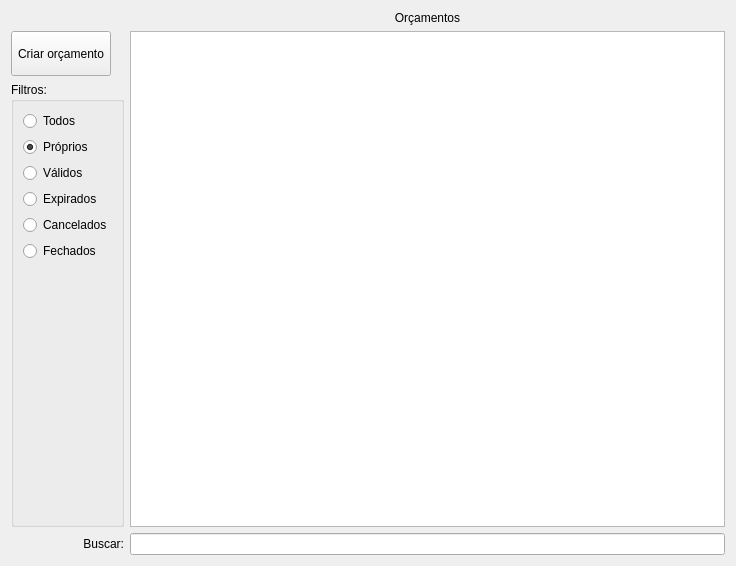
This is ui/widgetorcamento.ui in lellisls/ERP-STACCATO as Qt 5 draws it before an edit. The edited form follows.
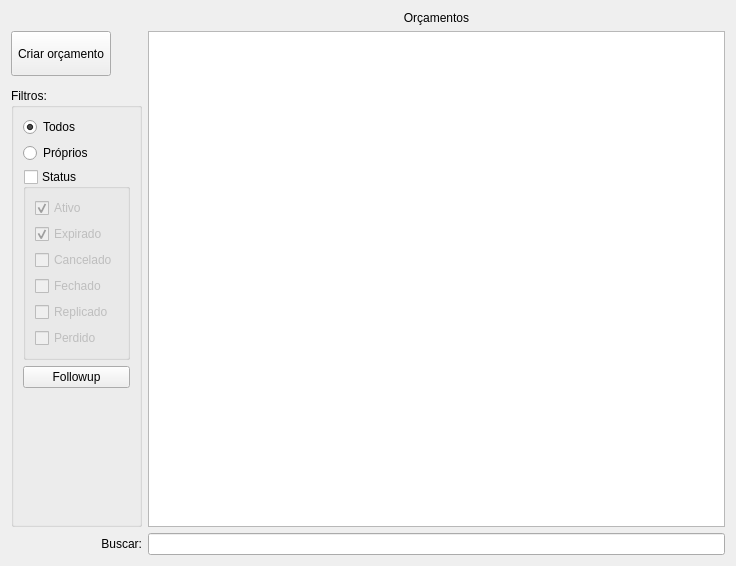
This is the edited form. Custom widgets are drawn as their Qt base class.

```diff
--- a/ui/widgetorcamento.ui
+++ b/ui/widgetorcamento.ui
@@ -14,6 +14,163 @@
    <string>Form</string>
   </property>
   <layout class="QGridLayout" name="gridLayout">
+   <item row="3" column="0">
+    <widget class="QGroupBox" name="groupBox_2">
+     <property name="enabled">
+      <bool>true</bool>
+     </property>
+     <property name="sizePolicy">
+      <sizepolicy hsizetype="Minimum" vsizetype="Preferred">
+       <horstretch>0</horstretch>
+       <verstretch>0</verstretch>
+      </sizepolicy>
+     </property>
+     <property name="title">
+      <string>Filtros:</string>
+     </property>
+     <layout class="QGridLayout" name="gridLayout_9">
+      <item row="1" column="0">
+       <widget class="QRadioButton" name="radioButtonProprios">
+        <property name="enabled">
+         <bool>true</bool>
+        </property>
+        <property name="text">
+         <string>Próprios</string>
+        </property>
+        <property name="checked">
+         <bool>false</bool>
+        </property>
+       </widget>
+      </item>
+      <item row="0" column="0">
+       <widget class="QRadioButton" name="radioButtonTodos">
+        <property name="enabled">
+         <bool>true</bool>
+        </property>
+        <property name="text">
+         <string>Todos</string>
+        </property>
+        <property name="checked">
+         <bool>true</bool>
+        </property>
+       </widget>
+      </item>
+      <item row="7" column="0">
+       <spacer name="verticalSpacer_2">
+        <property name="orientation">
+         <enum>Qt::Vertical</enum>
+        </property>
+        <property name="sizeHint" stdset="0">
+         <size>
+          <width>20</width>
+          <height>309</height>
+         </size>
+        </property>
+       </spacer>
+      </item>
+      <item row="5" column="0">
+       <widget class="QGroupBox" name="groupBoxStatus">
+        <property name="title">
+         <string>Status</string>
+        </property>
+        <property name="checkable">
+         <bool>true</bool>
+        </property>
+        <property name="checked">
+         <bool>false</bool>
+        </property>
+        <layout class="QGridLayout" name="gridLayout_2">
+         <item row="1" column="0">
+          <widget class="QCheckBox" name="checkBoxExpirado">
+           <property name="enabled">
+            <bool>true</bool>
+           </property>
+           <property name="text">
+            <string>Expirado</string>
+           </property>
+           <property name="checked">
+            <bool>true</bool>
+           </property>
+          </widget>
+         </item>
+         <item row="4" column="0">
+          <widget class="QCheckBox" name="checkBoxReplicado">
+           <property name="enabled">
+            <bool>true</bool>
+           </property>
+           <property name="text">
+            <string>Replicado</string>
+           </property>
+           <property name="checked">
+            <bool>false</bool>
+           </property>
+          </widget>
+         </item>
+         <item row="3" column="0">
+          <widget class="QCheckBox" name="checkBoxFechado">
+           <property name="enabled">
+            <bool>true</bool>
+           </property>
+           <property name="text">
+            <string>Fechado</string>
+           </property>
+           <property name="checked">
+            <bool>false</bool>
+           </property>
+          </widget>
+         </item>
+         <item row="0" column="0">
+          <widget class="QCheckBox" name="checkBoxValido">
+           <property name="enabled">
+            <bool>true</bool>
+           </property>
+           <property name="text">
+            <string>Ativo</string>
+           </property>
+           <property name="checked">
+            <bool>true</bool>
+           </property>
+          </widget>
+         </item>
+         <item row="2" column="0">
+          <widget class="QCheckBox" name="checkBoxCancelado">
+           <property name="enabled">
+            <bool>true</bool>
+           </property>
+           <property name="text">
+            <string>Cancelado</string>
+           </property>
+           <property name="checked">
+            <bool>false</bool>
+           </property>
+          </widget>
+         </item>
+         <item row="5" column="0">
+          <widget class="QCheckBox" name="checkBoxPerdido">
+           <property name="enabled">
+            <bool>true</bool>
+           </property>
+           <property name="text">
+            <string>Perdido</string>
+           </property>
+           <property name="checked">
+            <bool>false</bool>
+           </property>
+          </widget>
+         </item>
+        </layout>
+       </widget>
+      </item>
+      <item row="6" column="0">
+       <widget class="QPushButton" name="pushButtonFollowup">
+        <property name="text">
+         <string>Followup</string>
+        </property>
+       </widget>
+      </item>
+     </layout>
+    </widget>
+   </item>
    <item row="0" column="1">
     <widget class="QLabel" name="labelOrcamentos">
      <property name="text">
@@ -43,7 +200,7 @@
      </property>
     </widget>
    </item>
-   <item row="1" column="1" rowspan="2">
+   <item row="1" column="1" rowspan="3">
     <widget class="TableView" name="table">
      <property name="mouseTracking">
       <bool>true</bool>
@@ -77,107 +234,7 @@
      </attribute>
     </widget>
    </item>
-   <item row="2" column="0">
-    <widget class="QGroupBox" name="groupBox_2">
-     <property name="enabled">
-      <bool>true</bool>
-     </property>
-     <property name="sizePolicy">
-      <sizepolicy hsizetype="Minimum" vsizetype="Preferred">
-       <horstretch>0</horstretch>
-       <verstretch>0</verstretch>
-      </sizepolicy>
-     </property>
-     <property name="title">
-      <string>Filtros:</string>
-     </property>
-     <layout class="QGridLayout" name="gridLayout_9">
-      <item row="0" column="0">
-       <widget class="QRadioButton" name="radioButtonTodos">
-        <property name="enabled">
-         <bool>true</bool>
-        </property>
-        <property name="text">
-         <string>Todos</string>
-        </property>
-        <property name="checked">
-         <bool>false</bool>
-        </property>
-       </widget>
-      </item>
-      <item row="1" column="0">
-       <widget class="QRadioButton" name="radioButtonProprios">
-        <property name="enabled">
-         <bool>true</bool>
-        </property>
-        <property name="text">
-         <string>Próprios</string>
-        </property>
-        <property name="checked">
-         <bool>true</bool>
-        </property>
-       </widget>
-      </item>
-      <item row="6" column="0">
-       <spacer name="verticalSpacer_2">
-        <property name="orientation">
-         <enum>Qt::Vertical</enum>
-        </property>
-        <property name="sizeHint" stdset="0">
-         <size>
-          <width>20</width>
-          <height>309</height>
-         </size>
-        </property>
-       </spacer>
-      </item>
-      <item row="4" column="0">
-       <widget class="QRadioButton" name="radioButtonCancelado">
-        <property name="enabled">
-         <bool>true</bool>
-        </property>
-        <property name="text">
-         <string>Cancelados</string>
-        </property>
-       </widget>
-      </item>
-      <item row="3" column="0">
-       <widget class="QRadioButton" name="radioButtonExpirado">
-        <property name="enabled">
-         <bool>true</bool>
-        </property>
-        <property name="text">
-         <string>Expirados</string>
-        </property>
-       </widget>
-      </item>
-      <item row="2" column="0">
-       <widget class="QRadioButton" name="radioButtonValido">
-        <property name="enabled">
-         <bool>true</bool>
-        </property>
-        <property name="text">
-         <string>Válidos</string>
-        </property>
-        <property name="checked">
-         <bool>false</bool>
-        </property>
-       </widget>
-      </item>
-      <item row="5" column="0">
-       <widget class="QRadioButton" name="radioButtonFechado">
-        <property name="enabled">
-         <bool>true</bool>
-        </property>
-        <property name="text">
-         <string>Fechados</string>
-        </property>
-       </widget>
-      </item>
-     </layout>
-    </widget>
-   </item>
-   <item row="3" column="0">
+   <item row="5" column="0">
     <widget class="QLabel" name="label">
      <property name="enabled">
       <bool>true</bool>
@@ -190,7 +247,7 @@
      </property>
     </widget>
    </item>
-   <item row="3" column="1">
+   <item row="5" column="1">
     <widget class="QLineEdit" name="lineEditBusca">
      <property name="enabled">
       <bool>true</bool>
```
